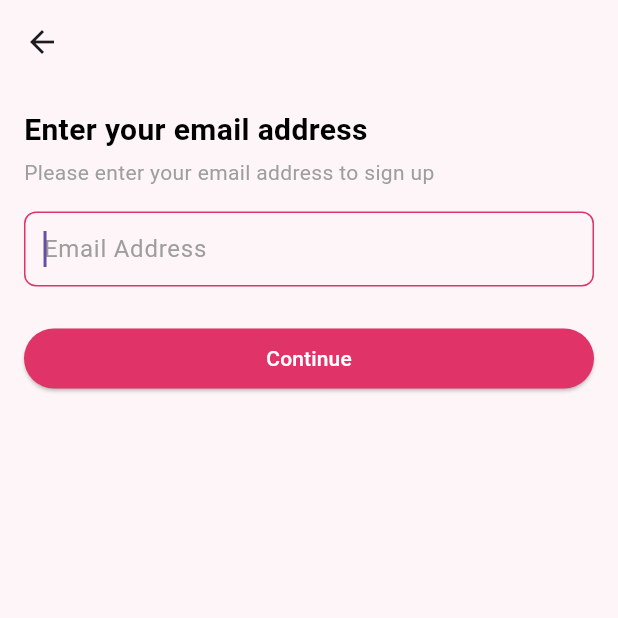
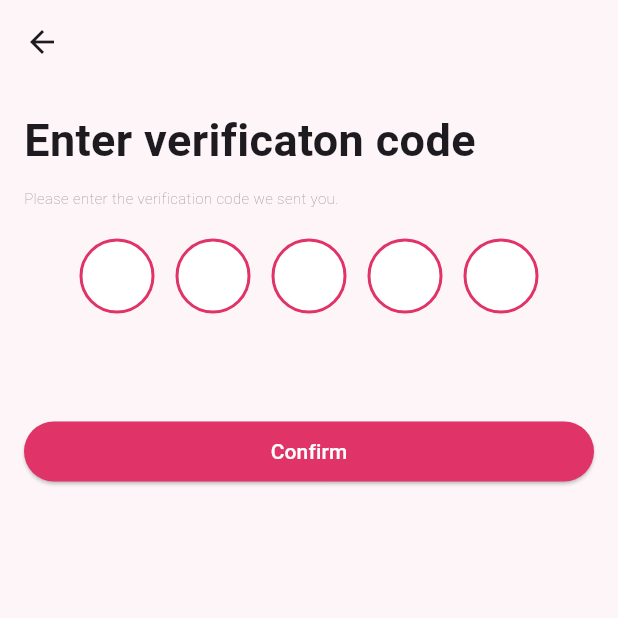
Before and after one commit to Ayush-Adhikrii/mobile-app-project, a Flutter app: the SignupWithEmailView screen opened by its route, after a tap on "Continue", on a phone screen of 412 x 824 dp, the top half of it. Run offline on Flutter 3.47's test engine with Material 3 defaults, Android fonts, the phone set to English and light mode, and no system bars.

Commit message:
user conforation ui completed

```diff
--- a/lib/view/signup_with_email_view.dart
+++ b/lib/view/signup_with_email_view.dart
@@ -1,4 +1,5 @@
 import 'package:flutter/material.dart';
+import 'package:hooked/view/user_conformation_view.dart';
 
 class SignupWithEmailView extends StatefulWidget {
   const SignupWithEmailView({super.key});
@@ -86,7 +87,12 @@ class _SignupWithEmailViewState extends State<SignupWithEmailView> {
               width: double.infinity,
               child: ElevatedButton(
                 onPressed: () {
-                  // Handle continue button press
+                  Navigator.push(
+                    context,
+                    MaterialPageRoute(
+                      builder: (context) => const UserConformationView(),
+                    ),
+                  );
                 },
                 style: ButtonStyle(
                   backgroundColor: MaterialStateProperty.all(
--- a/lib/view/signup_with_number_view.dart
+++ b/lib/view/signup_with_number_view.dart
@@ -1,4 +1,5 @@
 import 'package:flutter/material.dart';
+import 'package:hooked/view/user_conformation_view.dart';
 
 class SignupWithNumberView extends StatefulWidget {
   const SignupWithNumberView({super.key});
@@ -107,7 +108,12 @@ class _SignupWithNumberViewState extends State<SignupWithNumberView> {
               width: double.infinity,
               child: ElevatedButton(
                 onPressed: () {
-                  // Handle continue button press
+                  Navigator.push(
+                    context,
+                    MaterialPageRoute(
+                      builder: (context) => const UserConformationView(),
+                    ),
+                  );
                 },
                 style: ButtonStyle(
                   backgroundColor: MaterialStateProperty.all(
--- /dev/null
+++ b/lib/view/user_conformation_view.dart
@@ -0,0 +1,162 @@
+import 'package:flutter/material.dart';
+import 'package:hooked/view/dashboard_view.dart';
+
+class UserConformationView extends StatefulWidget {
+  const UserConformationView({super.key});
+
+  @override
+  State<UserConformationView> createState() => _UserConformationViewState();
+}
+
+class _UserConformationViewState extends State<UserConformationView> {
+  // A list to keep track of the digits entered for verification
+  List<String> verificationCode = ["", "", "", "", ""];
+
+  // Function to handle the digit input
+  void onChanged(String value, int index) {
+    setState(() {
+      verificationCode[index] = value;
+    });
+
+    if (value.isNotEmpty && index < 4) {
+      // Automatically move to the next field after entering a digit
+      FocusScope.of(context).nextFocus();
+    }
+  }
+
+  @override
+  Widget build(BuildContext context) {
+    return Scaffold(
+      appBar: AppBar(
+        backgroundColor:
+            const Color(0xFFFDF5F7), // Light pink background for AppBar
+        leading: IconButton(
+          icon: const Icon(Icons.arrow_back),
+          onPressed: () {
+            Navigator.pop(context); // Navigates back to the previous screen
+          },
+        ),
+      ),
+      backgroundColor:
+          const Color(0xFFFDF5F7), // Light pink background for the body
+      body: Padding(
+        padding: const EdgeInsets.all(16.0),
+        child: Column(
+          crossAxisAlignment: CrossAxisAlignment.start,
+          children: [
+            const Text(
+              'Enter verificaton code',
+              style: TextStyle(
+                fontSize: 30.0,
+                fontWeight: FontWeight.bold,
+              ),
+            ),
+            const SizedBox(
+              height: 10,
+            ),
+            const Text(
+              'Please enter the verification code we sent you.',
+              style: TextStyle(
+                fontSize: 10.0,
+                fontWeight: FontWeight.w100,
+                color: Colors.grey,
+              ),
+            ),
+            const SizedBox(height: 20),
+            // Create a row of 5 circles for code entry
+            Row(
+              mainAxisAlignment: MainAxisAlignment.center,
+              children: List.generate(5, (index) {
+                return Padding(
+                  padding: const EdgeInsets.symmetric(
+                      horizontal: 7.0), // Reduced gap between circles
+                  child: Container(
+                    width: 50,
+                    height: 50,
+                    decoration: BoxDecoration(
+                      shape: BoxShape.circle,
+                      color: verificationCode[index].isEmpty
+                          ? Colors.white
+                          : const Color(0xFFE03368), // Fill color for circle
+                      border: Border.all(
+                        color: const Color(0xFFE03368),
+                        width: 2,
+                      ),
+                    ),
+                    child: Center(
+                      child: Text(
+                        verificationCode[index], // Display the digit
+                        style: TextStyle(
+                          fontSize: 24,
+                          fontWeight: FontWeight.bold,
+                          color: verificationCode[index].isEmpty
+                              ? Colors.black
+                              : Colors.white, // Text color for filled circles
+                        ),
+                      ),
+                    ),
+                  ),
+                );
+              }),
+            ),
+            const SizedBox(height: 20),
+            // Create TextField for each circle (disabled)
+            Row(
+              mainAxisAlignment: MainAxisAlignment.center,
+              children: List.generate(5, (index) {
+                return SizedBox(
+                  width: 50,
+                  child: TextField(
+                    autofocus: true,
+                    textAlign: TextAlign.center,
+                    keyboardType: TextInputType.number,
+                    maxLength: 1,
+                    onChanged: (value) {
+                      onChanged(value, index);
+                    },
+                    decoration: const InputDecoration(
+                      counterText: "", // Hide the counter text
+                      border: InputBorder.none, // Remove the border
+                      hintText: "", // Remove hint text (_)
+                      filled: true,
+                      fillColor: Colors.transparent,
+                    ),
+                    style: const TextStyle(fontSize: 1, height: 0.1),
+                    enabled: true, // Keep the field enabled for typing
+                    cursorColor:
+                        Colors.transparent, // Remove the cursor visibility
+                  ),
+                );
+              }),
+            ),
+
+            // Confirm button placed just below the circles
+            SizedBox(
+              width: double.infinity,
+              child: ElevatedButton(
+                onPressed: () {
+                  // Handle confirmation button press
+                  print('Verification code: ${verificationCode.join()}');
+                  Navigator.push(
+                    context,
+                    MaterialPageRoute(
+                      builder: (context) => const DashboardView(),
+                    ),
+                  );
+                  // Add your confirmation logic here
+                },
+                style: ButtonStyle(
+                  backgroundColor: MaterialStateProperty.all(
+                      const Color(0xFFE03368)), // Button color
+                  foregroundColor:
+                      MaterialStateProperty.all(Colors.white), // Text color
+                ),
+                child: const Text('Confirm'),
+              ),
+            ),
+          ],
+        ),
+      ),
+    );
+  }
+}
```
